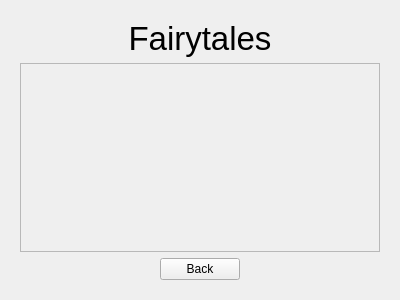
Old version of the form ui/fairytalesdialog.ui in the repository tdauth/gustavsfairyland.
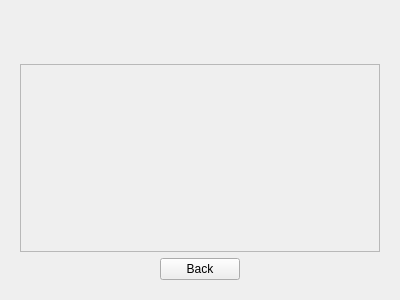
New version of the form. Icons and pictures are not drawn.

Commit message: Use a scroll area for the creative game mode

Patch:
```diff
--- a/ui/fairytalesdialog.ui
+++ b/ui/fairytalesdialog.ui
@@ -25,7 +25,7 @@
          </font>
         </property>
         <property name="text">
-         <string>Fairytales</string>
+         <string/>
         </property>
         <property name="pixmap">
          <pixmap resource="../oxygen-icons-png-master/oxygen.qrc">:/themes/oxygen/32x32/actions/games-achievements.png</pixmap>
@@ -49,11 +49,11 @@
            <x>0</x>
            <y>0</y>
            <width>372</width>
-           <height>190</height>
+           <height>197</height>
           </rect>
          </property>
          <layout class="QVBoxLayout" name="verticalLayout_3">
-          <item>
+          <item alignment="Qt::AlignTop">
            <widget class="QWidget" name="contentWidget" native="true">
             <layout class="QVBoxLayout" name="verticalLayout_4">
              <item>
```
The commit also changes 2 other files.
